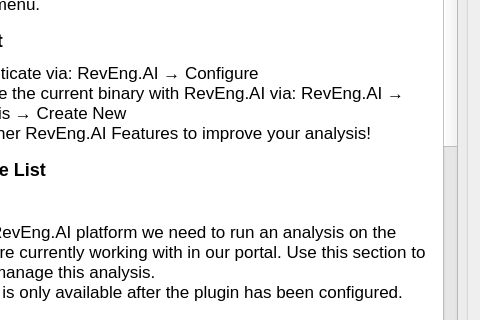
The window that reai_toolkit/app/components/forms/about/about_panel_qt5.ui (RevEngAI/plugin-ida) describes before a commit, drawn with Qt 5; both pictures show x 120 to 600 and y 194 to 514 of the 600 by 800 pixel window.
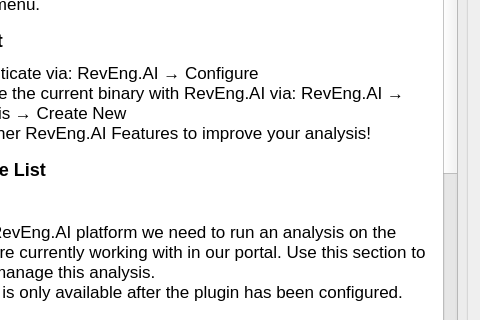
The same window after the commit. Icons and pictures are not drawn.

Commit message: feat(PLU-296): remove legacy auto-unstrip impl

```diff
--- a/reai_toolkit/app/components/forms/about/about_panel_qt5.ui
+++ b/reai_toolkit/app/components/forms/about/about_panel_qt5.ui
@@ -157,10 +157,8 @@
 &lt;li style=&quot;&quot; style=&quot; margin-top:12px; margin-bottom:12px; margin-left:0px; margin-right:0px; -qt-block-indent:0; text-indent:0px;&quot;&gt;&lt;span style=&quot; font-weight:600;&quot;&gt;Attach to existing&lt;/span&gt;&lt;br /&gt;List matching portal analyses and allow selecting one to attach to.&lt;/li&gt;
 &lt;li style=&quot;&quot; style=&quot; margin-top:12px; margin-bottom:12px; margin-left:0px; margin-right:0px; -qt-block-indent:0; text-indent:0px;&quot;&gt;&lt;span style=&quot; font-weight:600;&quot;&gt;Detach&lt;/span&gt;&lt;br /&gt;Detach from portal analysis.&lt;/li&gt;
 &lt;li style=&quot;&quot; style=&quot; margin-top:12px; margin-bottom:12px; margin-left:0px; margin-right:0px; -qt-block-indent:0; text-indent:0px;&quot;&gt;&lt;span style=&quot; font-weight:600;&quot;&gt;Check status&lt;/span&gt;&lt;br /&gt;Checks the status of a running analysis.&lt;/li&gt;&lt;/ul&gt;
-&lt;h3 style=&quot; margin-top:14px; margin-bottom:12px; margin-left:0px; margin-right:0px; -qt-block-indent:0; text-indent:0px;&quot;&gt;&lt;a name=&quot;auto-unstrip&quot;&gt;&lt;/a&gt;&lt;span style=&quot; font-size:large; font-weight:600;&quot;&gt;A&lt;/span&gt;&lt;span style=&quot; font-size:large; font-weight:600;&quot;&gt;uto Unstrip&lt;/span&gt;&lt;/h3&gt;
-&lt;p style=&quot; margin-top:12px; margin-bottom:12px; margin-left:0px; margin-right:0px; -qt-block-indent:0; text-indent:0px;&quot;&gt;This option will run an automatic unstrip process on the current binary using the RevEng.AI API.&lt;br /&gt;The process uses a high confidence threshold to rename functions and variables.&lt;br /&gt;This option is only available when an analysis is attached and has completed processing.&lt;/p&gt;
 &lt;h3 style=&quot; margin-top:14px; margin-bottom:12px; margin-left:0px; margin-right:0px; -qt-block-indent:0; text-indent:0px;&quot;&gt;&lt;a name=&quot;function-matching&quot;&gt;&lt;/a&gt;&lt;span style=&quot; font-size:large; font-weight:600;&quot;&gt;F&lt;/span&gt;&lt;span style=&quot; font-size:large; font-weight:600;&quot;&gt;unction Matching&lt;/span&gt;&lt;/h3&gt;
-&lt;p style=&quot; margin-top:12px; margin-bottom:12px; margin-left:0px; margin-right:0px; -qt-block-indent:0; text-indent:0px;&quot;&gt;Run a function match against the RevEng.AI API to identify functions that were not renamed during the automatic unstrip process.&lt;br /&gt;This option is configurable to run against specific target binaries by using specific filters.&lt;br /&gt;This option is only available when an analysis is attached and has completed processing.&lt;/p&gt;
+&lt;p style=&quot; margin-top:12px; margin-bottom:12px; margin-left:0px; margin-right:0px; -qt-block-indent:0; text-indent:0px;&quot;&gt;Run a function match against the RevEng.AI API to identify functions that were not renamed.&lt;br /&gt;This option is configurable to run against specific target binaries by using specific filters.&lt;br /&gt;This option is only available when an analysis is attached and has completed processing.&lt;/p&gt;
 &lt;h3 style=&quot; margin-top:14px; margin-bottom:12px; margin-left:0px; margin-right:0px; -qt-block-indent:0; text-indent:0px;&quot;&gt;&lt;a name=&quot;configure&quot;&gt;&lt;/a&gt;&lt;span style=&quot; font-size:large; font-weight:600;&quot;&gt;C&lt;/span&gt;&lt;span style=&quot; font-size:large; font-weight:600;&quot;&gt;onfigure&lt;/span&gt;&lt;/h3&gt;
 &lt;p style=&quot; margin-top:12px; margin-bottom:12px; margin-left:0px; margin-right:0px; -qt-block-indent:0; text-indent:0px;&quot;&gt;Configure the API endpoint and API key.&lt;/p&gt;
 &lt;h3 style=&quot; margin-top:14px; margin-bottom:12px; margin-left:0px; margin-right:0px; -qt-block-indent:0; text-indent:0px;&quot;&gt;&lt;a name=&quot;help&quot;&gt;&lt;/a&gt;&lt;span style=&quot; font-size:large; font-weight:600;&quot;&gt;H&lt;/span&gt;&lt;span style=&quot; font-size:large; font-weight:600;&quot;&gt;elp&lt;/span&gt;&lt;/h3&gt;
```
The commit also changes 21 other files.
